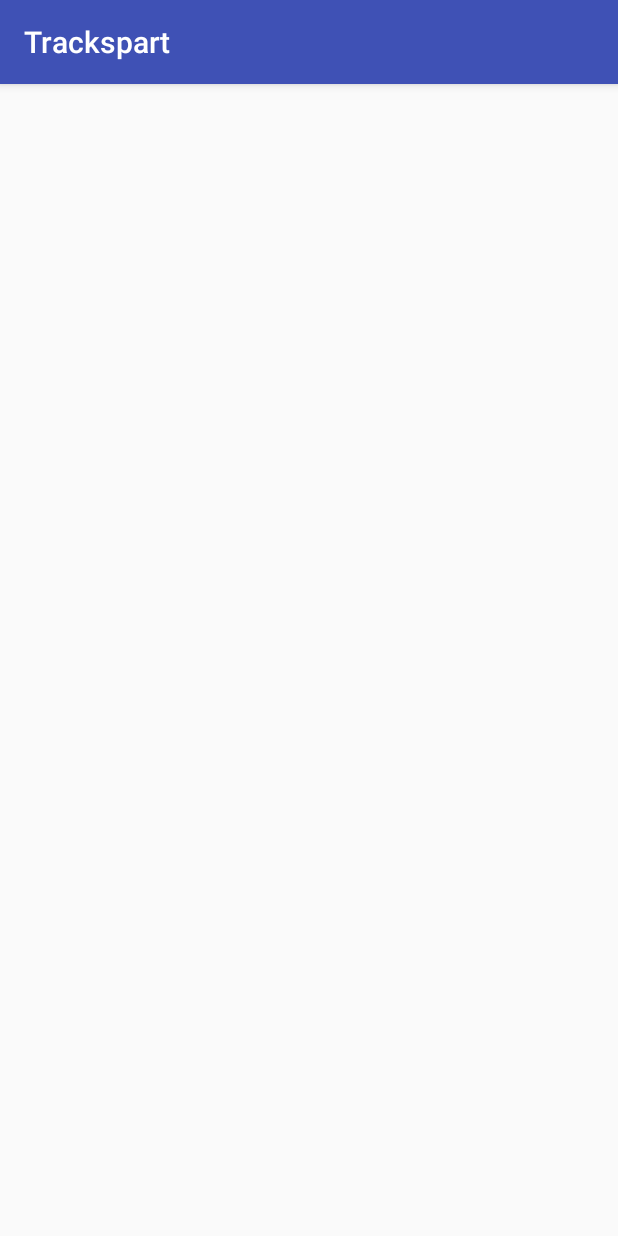
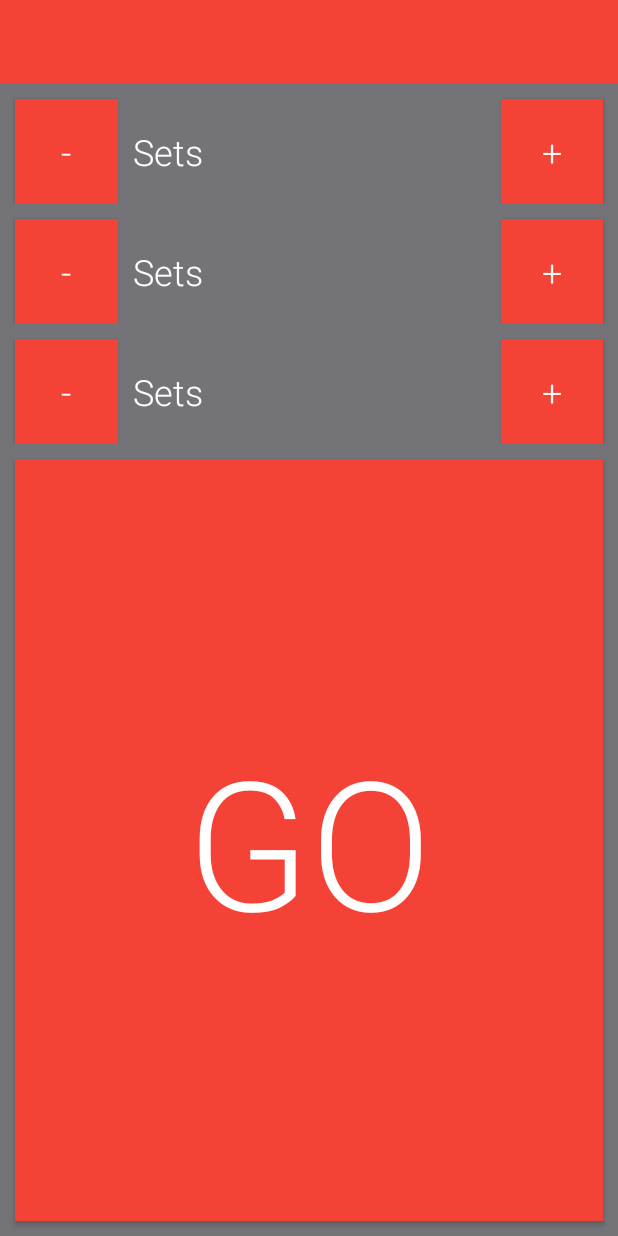
Before and after one commit to Ninise/Trackspart, an Android app: the screen it shows after launch (MainActivity), on a phone screen of 412 x 824 dp. Run offline under Robolectric (Android 15) with nearby library versions, the phone set to English and light mode, and no system bars; our stand-ins replace ButterKnife; libraries missing offline, so code that uses them is left out: butterknife.bindView; 2 statements that could not run were skipped.

Commit message:
Some style changes

```diff
--- a/app/src/main/java/com/ninise/trackspart/mvp/view/main/MainActivity.kt
+++ b/app/src/main/java/com/ninise/trackspart/mvp/view/main/MainActivity.kt
@@ -1,13 +1,21 @@
 package com.ninise.trackspart.mvp.view.main
 
+import android.graphics.Bitmap
 import android.os.Bundle
 import android.support.v7.app.AppCompatActivity
+import android.support.v7.widget.Toolbar
+import butterknife.bindView
 import com.ninise.trackspart.R
 
 class MainActivity : AppCompatActivity() {
 
+    val mToolBar: Toolbar by bindView(R.id.homeToolbar)
+
     override fun onCreate(savedInstanceState: Bundle?) {
         super.onCreate(savedInstanceState)
         setContentView(R.layout.main_activity)
+
+        setSupportActionBar(mToolBar)
+        mToolBar.setNavigationIcon(R.mipmap.ic_launcher)
     }
 }
--- a/app/src/main/res/layout/main_activity.xml
+++ b/app/src/main/res/layout/main_activity.xml
@@ -1,11 +1,47 @@
 <?xml version="1.0" encoding="utf-8"?>
 <RelativeLayout xmlns:android="http://schemas.android.com/apk/res/android"
     android:layout_width="match_parent"
-    android:layout_height="match_parent">
+    android:layout_height="match_parent"
+    android:background="@color/colorPrimaryDark">
 
     <include android:id="@+id/homeToolbar"
         layout="@layout/tool_bar"/>
 
 
+    <TableLayout
+        android:id="@+id/homeTabLay"
+        android:layout_width="match_parent"
+        android:layout_height="wrap_content"
+        android:layout_below="@id/homeToolbar">
+
+        <include
+            android:id="@+id/homeSetsLay"
+            layout="@layout/picker_layout"
+            />
+
+        <include
+            android:id="@+id/homeSecondsLay"
+            layout="@layout/picker_layout"/>
+
+        <include
+            android:id="@+id/homeRestLay"
+            layout="@layout/picker_layout"/>
+
+    </TableLayout>
+
+    <Button
+        android:id="@+id/homeStartButton"
+        android:layout_width="match_parent"
+        android:layout_height="wrap_content"
+        android:layout_below="@id/homeTabLay"
+        android:layout_marginTop="10dp"
+        android:layout_marginBottom="10dp"
+        android:layout_marginLeft="10dp"
+        android:layout_marginRight="10dp"
+        android:minHeight="90dp"
+        android:layout_alignParentBottom="true"
+        android:text="@string/home_start"
+        style="@style/RobotoButtonStyle.Go"
+        />
 
 </RelativeLayout>
--- a/app/src/main/res/layout/picker_layout.xml
+++ b/app/src/main/res/layout/picker_layout.xml
@@ -1,6 +1,38 @@
 <?xml version="1.0" encoding="utf-8"?>
 <LinearLayout xmlns:android="http://schemas.android.com/apk/res/android"
-    android:orientation="vertical" android:layout_width="match_parent"
-    android:layout_height="match_parent">
+    android:orientation="horizontal"
+    android:layout_width="match_parent"
+    android:layout_height="match_parent"
+    >
+
+
+    <Button
+        android:layout_width="70dp"
+        android:layout_height="70dp"
+        android:layout_weight="1"
+        android:layout_marginTop="10dp"
+        android:layout_marginLeft="10dp"
+        android:layout_marginRight="10dp"
+        android:text="@string/home_decrease"
+        style="@style/RobotoButtonStyle"/>
+
+    <TextView
+        android:layout_width="match_parent"
+        android:layout_height="70dp"
+        android:layout_weight="100"
+        android:layout_marginTop="10dp"
+        android:gravity="center_vertical"
+        android:text="@string/home_sets"/>
+
+    <Button
+        android:layout_width="70dp"
+        android:layout_height="70dp"
+        android:layout_weight="1"
+        android:layout_marginTop="10dp"
+        android:layout_marginLeft="10dp"
+        android:layout_marginRight="10dp"
+        android:text="@string/home_increase"
+        style="@style/RobotoButtonStyle"/>
+
 
 </LinearLayout>
--- a/app/src/main/res/layout/tool_bar.xml
+++ b/app/src/main/res/layout/tool_bar.xml
@@ -3,6 +3,7 @@
     android:layout_width="match_parent"
     android:layout_height="wrap_content"
     android:title="@string/app_name"
+    style="@style/Toolbar"
     >
 
 </android.support.v7.widget.Toolbar>
--- a/app/src/main/res/values/colors.xml
+++ b/app/src/main/res/values/colors.xml
@@ -1,6 +1,8 @@
 <?xml version="1.0" encoding="utf-8"?>
 <resources>
-    <color name="colorPrimary">#3F51B5</color>
-    <color name="colorPrimaryDark">#303F9F</color>
+    <color name="colorPrimary">#F44336</color>
+    <color name="colorPrimaryDark">#747478</color>
     <color name="colorAccent">#FF4081</color>
+    <color name="justWhite">#FFFFFF</color>
+
 </resources>
--- a/app/src/main/res/values/strings.xml
+++ b/app/src/main/res/values/strings.xml
@@ -1,3 +1,9 @@
 <resources>
     <string name="app_name">Trackspart</string>
+    <string name="home_start">GO</string>
+    <string name="home_sets">Sets</string>
+    <string name="home_work">Seconds</string>
+    <string name="home_rest">Rest</string>
+    <string name="home_increase">+</string>
+    <string name="home_decrease">-</string>
 </resources>
--- a/app/src/main/res/values/styles.xml
+++ b/app/src/main/res/values/styles.xml
@@ -1,11 +1,33 @@
 <resources>
 
     <!-- Base application theme. -->
-    <style name="AppTheme" parent="Theme.AppCompat.Light.DarkActionBar">
+    <style name="AppTheme" parent="Theme.AppCompat.Light.NoActionBar">
         <!-- Customize your theme here. -->
         <item name="colorPrimary">@color/colorPrimary</item>
         <item name="colorPrimaryDark">@color/colorPrimaryDark</item>
         <item name="colorAccent">@color/colorAccent</item>
+        <item name="android:textViewStyle">@style/RobotoTextViewStyle</item>
+    </style>
+
+    <style name="Toolbar" parent="Base.Widget.AppCompat.Toolbar">
+        <item name="android:background">@color/colorPrimary</item>
+        <item name="android:textColor">@color/justWhite</item>
+    </style>
+
+    <style name="RobotoTextViewStyle" parent="android:Widget.TextView">
+        <item name="android:fontFamily">sans-serif-light</item>
+        <item name="android:textColor">@color/justWhite</item>
+        <item name="android:textSize">24sp</item>
+    </style>
+
+    <style name="RobotoButtonStyle" parent="android:style/Widget.Button">
+        <item name="android:fontFamily">sans-serif-light</item>
+        <item name="android:textSize">24sp</item>
+        <item name="android:textColor">@color/justWhite</item>
+        <item name="android:background">@color/colorPrimary</item>
+
+    </style><style name="RobotoButtonStyle.Go" parent="RobotoButtonStyle">
+        <item name="android:textSize">120sp</item>
     </style>
 
 </resources>
```
